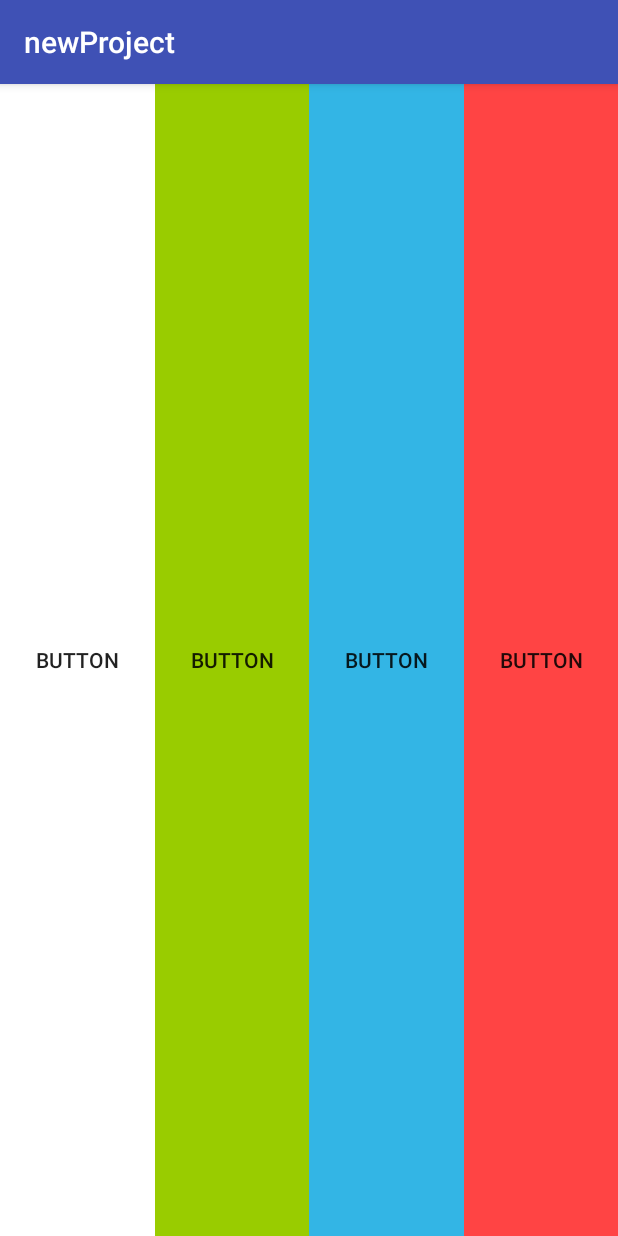
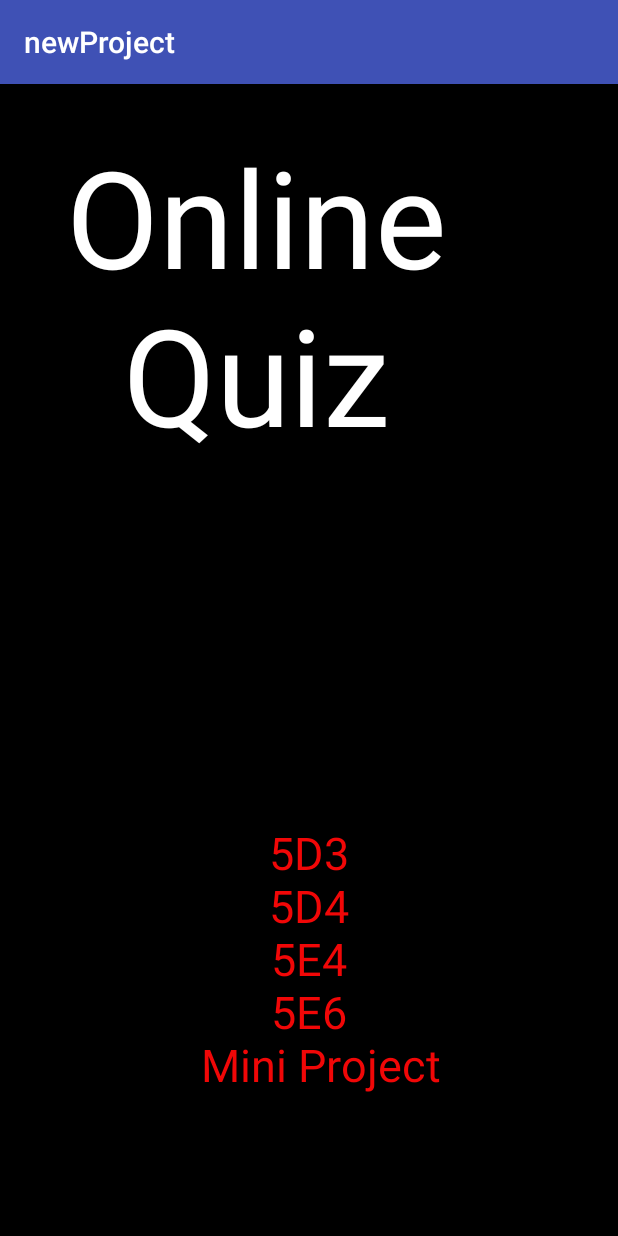
Before and after one commit to Sriramkod/Online_Quiz, an Android app: the MainActivity screen opened directly, with no data from a screen before it, on a phone screen of 412 x 824 dp. Run offline under Robolectric (Android 15) with nearby library versions, the phone set to English and light mode, and no system bars.

Commit message:
no changes left

```diff
--- a/app/src/main/res/layout/activity_main.xml
+++ b/app/src/main/res/layout/activity_main.xml
@@ -1,13 +1,14 @@
 <?xml version="1.0" encoding="utf-8"?>
-<LinearLayout xmlns:android="http://schemas.android.com/apk/res/android"
+<android.support.constraint.ConstraintLayout xmlns:android="http://schemas.android.com/apk/res/android"
     xmlns:app="http://schemas.android.com/apk/res-auto"
     xmlns:tools="http://schemas.android.com/tools"
     android:layout_width="match_parent"
     android:layout_height="match_parent"
+    android:background="#000"
     tools:context=".MainActivity">
 
 
-    <LinearLayout
+  <!--  <LinearLayout
         android:layout_width="match_parent"
         android:layout_height="match_parent"
         android:layout_weight="1.0"
@@ -55,4 +56,38 @@
             android:text="Button" />
 
     </LinearLayout>
-</LinearLayout>
+-->
+  <TextView
+      android:id="@+id/textView3"
+      android:layout_width="341dp"
+      android:layout_height="450dp"
+      android:layout_marginTop="28dp"
+      android:background="#000"
+      android:text="Online Quiz"
+      android:textAlignment="center"
+      android:textColor="#fff"
+      android:textSize="90dp"
+      app:layout_constraintTop_toTopOf="parent"
+      tools:layout_editor_absoluteX="22dp" />
+
+  <TextView
+      android:id="@+id/textView"
+      android:layout_width="203dp"
+      android:layout_height="184dp"
+      android:layout_marginBottom="8dp"
+      android:layout_marginEnd="8dp"
+      android:layout_marginLeft="8dp"
+      android:layout_marginRight="8dp"
+      android:layout_marginStart="8dp"
+      android:layout_marginTop="8dp"
+      android:text="5D3\n5D4\n5E4\n5E6\n  Mini Project"
+      android:textAlignment="center"
+      android:textColor="#f10707"
+      android:textSize="30dp"
+      app:layout_constraintBottom_toBottomOf="parent"
+      app:layout_constraintEnd_toEndOf="parent"
+      app:layout_constraintHorizontal_bias="0.503"
+      app:layout_constraintStart_toStartOf="parent"
+      app:layout_constraintTop_toTopOf="parent"
+      app:layout_constraintVertical_bias="0.852" />
+</android.support.constraint.ConstraintLayout>
```
